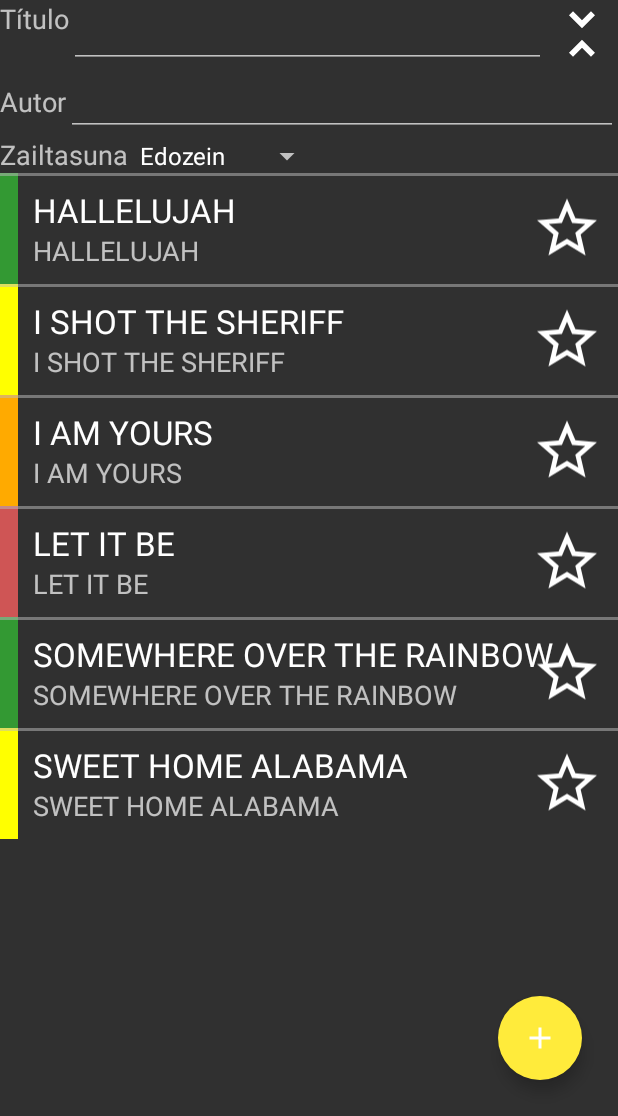
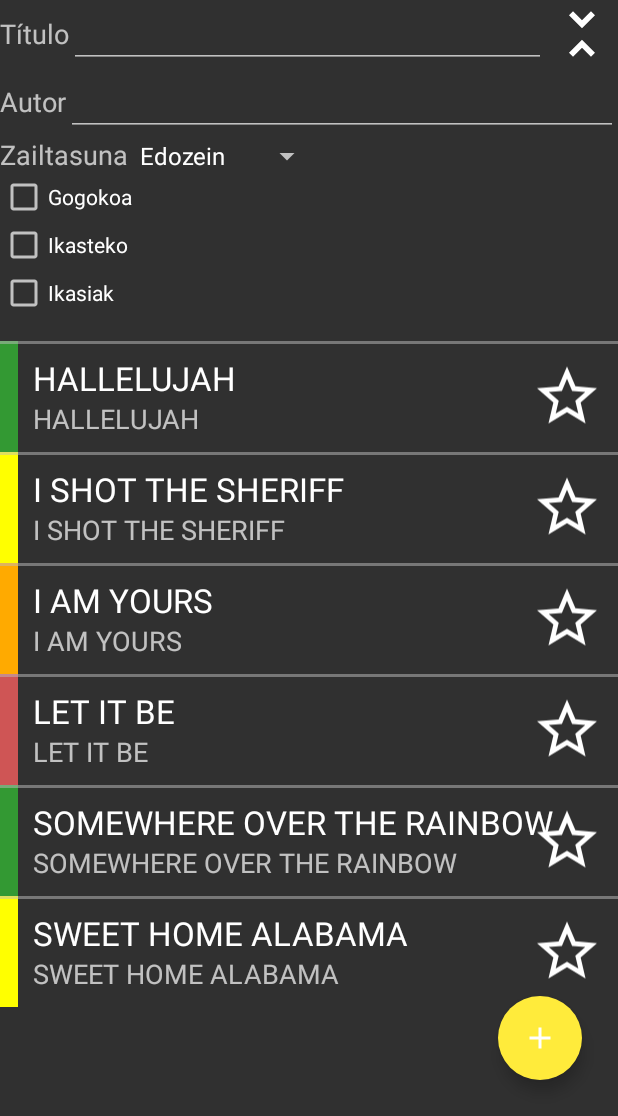
Before and after one commit to jfernandez178/ITI_Proiektua_2, an Android app: the fragment SongsActivity placed in its activity, after a tap on an icon or button, on a phone screen of 412 x 824 dp, the part 120-1236 px from its top. Run offline under Robolectric (Android 15) with nearby library versions, the phone set to English and light mode, and no system bars; 1 statement that could not run was skipped.

Commit message:
Layoutean jarri checkboxak ikasiak faboritoak...bilatzeko

```diff
--- a/UkeleleArrospi/app/src/main/res/layout/activity_songs.xml
+++ b/UkeleleArrospi/app/src/main/res/layout/activity_songs.xml
@@ -16,12 +16,13 @@
         android:layout_height="match_parent"
         android:layout_below="@+id/advanced_search" />
 
-    <TableLayout
+    <LinearLayout
         android:id="@+id/advanced_search"
         android:layout_width="match_parent"
         android:layout_height="wrap_content"
         android:orientation="vertical"
-        android:layout_below="@+id/songs_search_edit_text">
+        android:layout_below="@+id/searhc_layout"
+        android:paddingBottom="16dp">
 
         <LinearLayout
             android:layout_width="match_parent"
@@ -54,19 +55,63 @@
                 android:layout_height="wrap_content"
                 android:id="@+id/spinner"
                 android:entries="@array/zailtasuna"/>
+
+
         </LinearLayout>
-    </TableLayout>
 
-    <EditText
-        android:layout_width="match_parent"
-        android:layout_height="wrap_content"
-        android:id="@+id/songs_search_edit_text"
-        android:layout_alignParentTop="true"
-        android:layout_toLeftOf="@+id/zabalduItxiAdvanced"
-        android:layout_toRightOf="@+id/textView"
-        android:layout_toEndOf="@+id/textView" />
+        <CheckBox
+            android:layout_width="wrap_content"
+            android:layout_height="wrap_content"
+            android:text="@string/favorito"
+            android:id="@+id/checkBoxFavorito"
+            android:checked="false" />
 
-    <ImageView
+        <CheckBox
+            android:layout_width="wrap_content"
+            android:layout_height="wrap_content"
+            android:text="@string/pendiente"
+            android:id="@+id/checkBoxPendiente"
+            android:checked="false" />
+
+        <CheckBox
+            android:layout_width="wrap_content"
+            android:layout_height="wrap_content"
+            android:text="@string/ikasiak"
+            android:id="@+id/checkBoxIkasia"
+            android:checked="false" />
+
+    </LinearLayout>
+
+        <LinearLayout
+            android:orientation="horizontal"
+            android:id="@+id/searhc_layout"
+            android:layout_width="match_parent"
+            android:layout_height="wrap_content"
+            android:layout_toLeftOf="@+id/zabalduItxiAdvanced"
+            android:layout_toStartOf="@+id/zabalduItxiAdvanced">
+
+            <TextView
+                android:layout_width="wrap_content"
+                android:layout_height="wrap_content"
+                android:textAppearance="?android:attr/textAppearanceMedium"
+                android:text="@string/titulo"
+                android:id="@+id/textView"
+                android:layout_alignParentLeft="true"
+                android:layout_alignParentStart="true"
+                android:layout_above="@+id/advanced_search"
+                android:layout_alignParentTop="true" />
+
+            <EditText
+                android:layout_width="match_parent"
+                android:layout_height="wrap_content"
+                android:id="@+id/songs_search_edit_text"
+                android:layout_alignParentTop="true"
+                android:layout_toLeftOf="@+id/zabalduItxiAdvanced"
+                android:layout_toRightOf="@+id/textView"
+                android:layout_toEndOf="@+id/textView" />
+        </LinearLayout>
+
+        <ImageView
         android:layout_width="48dp"
         android:layout_height="48dp"
         android:id="@+id/zabalduItxiAdvanced"
@@ -75,17 +120,6 @@
         android:layout_alignParentEnd="true"
         android:layout_above="@+id/advanced_search"
         android:src="@drawable/ic_unfold_more_24dp" />
-
-    <TextView
-        android:layout_width="wrap_content"
-        android:layout_height="wrap_content"
-        android:textAppearance="?android:attr/textAppearanceMedium"
-        android:text="@string/titulo"
-        android:id="@+id/textView"
-        android:layout_alignParentLeft="true"
-        android:layout_alignParentStart="true"
-        android:layout_above="@+id/advanced_search"
-        android:layout_alignParentTop="true" />
 
     </RelativeLayout>
 
--- a/UkeleleArrospi/app/src/main/res/values/strings.xml
+++ b/UkeleleArrospi/app/src/main/res/values/strings.xml
@@ -32,6 +32,10 @@
     <string name="sign_out">Cerrar sesión</string>
     <string name="zailtasuna">Zailtasuna</string>
 
+    <string name="favorito">Gogokoa</string>
+    <string name="pendiente">Ikasteko</string>
+    <string name="ikasiak">Ikasiak</string>
+
     <string-array name="zailtasuna">
         <item>Edozein</item>
         <item>Erreza</item>
```
